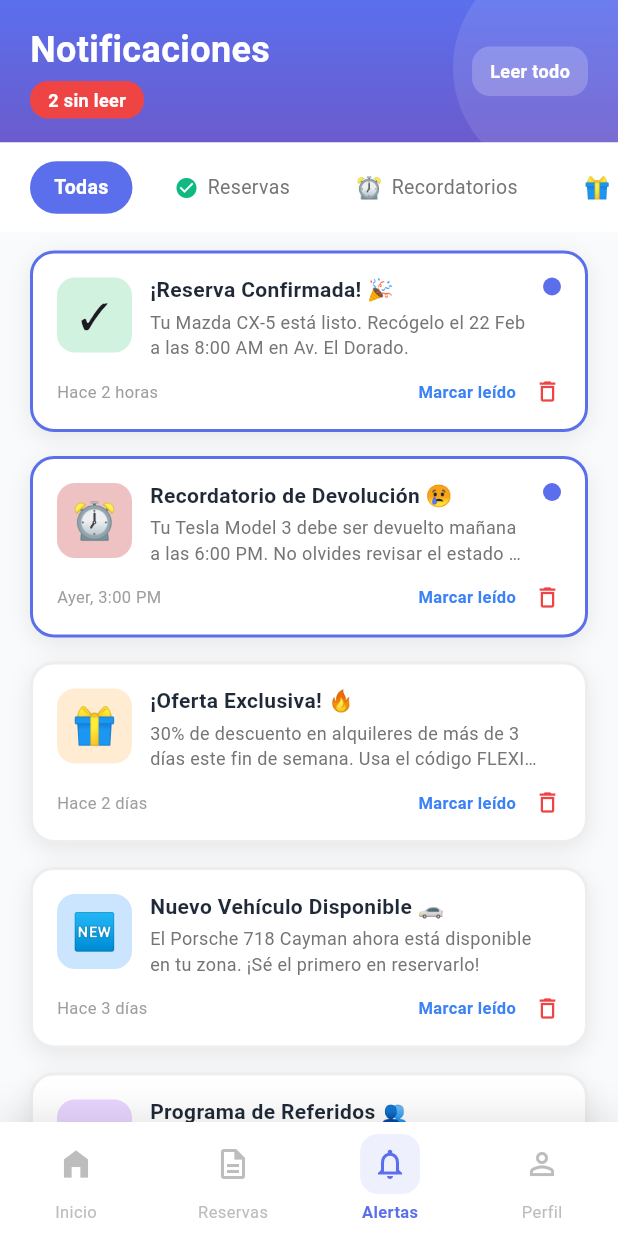
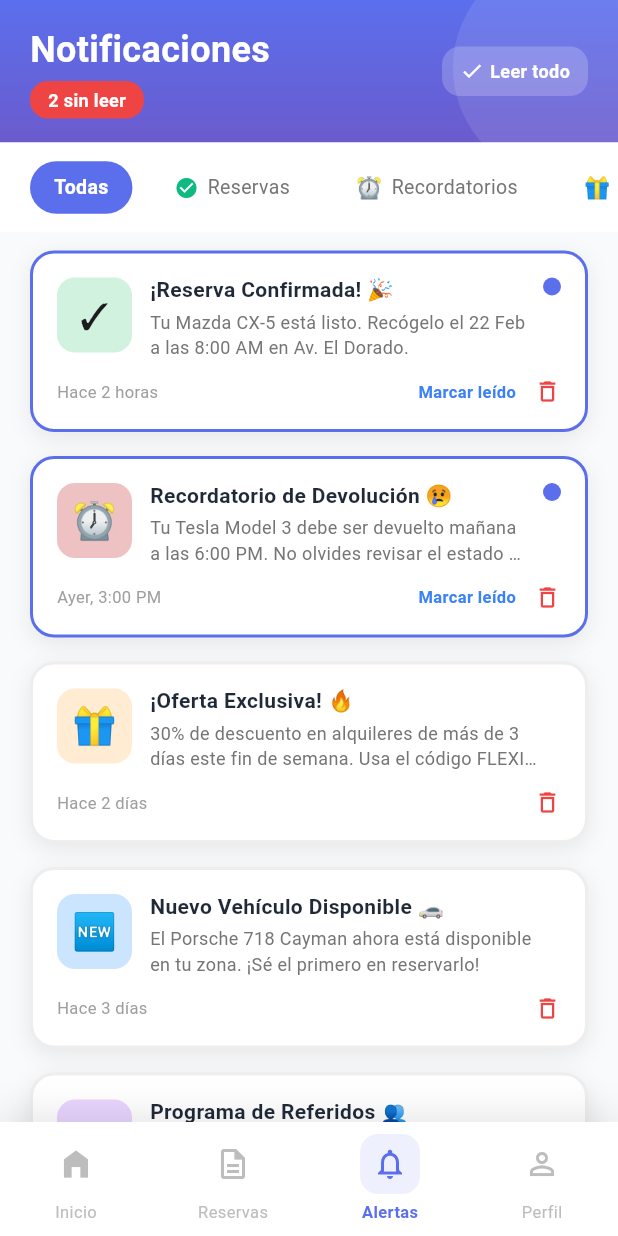
Before and after one commit to unknownusa-ai/FlexiDrive, a Flutter app: the NotificationsPage screen opened directly, on a phone screen of 412 x 824 dp. Run offline on Flutter 3.47's test engine with Material 3 defaults, Android fonts, the phone set to English and light mode, and no system bars; our stand-ins replace flutter_svg.

Commit message:
Botón leer todo habilitado

```diff
--- a/lib/presentation/pages/notifications/notifications_page.dart
+++ b/lib/presentation/pages/notifications/notifications_page.dart
@@ -1,4 +1,6 @@
 import 'package:flutter/material.dart';
+
+import 'widgets/chip_pestana_notificaciones.dart';
 
 class NotificationsPage extends StatefulWidget {
   const NotificationsPage({super.key});
@@ -11,6 +13,33 @@ class _NotificationsPageState extends State<NotificationsPage> {
   int _selectedIndex = 2; // Alertas tab selected
   String _selectedTab = 'Todas';
   int _unreadCount = 2;
+
+  void _markAllAsRead() {
+    setState(() {
+      for (var notification in notifications) {
+        notification['unread'] = false;
+      }
+      _unreadCount = 0;
+    });
+  }
+
+  void _markAsRead(Map<String, dynamic> notification) {
+    setState(() {
+      if (notification['unread'] == true) {
+        notification['unread'] = false;
+        _unreadCount = _unreadCount > 0 ? _unreadCount - 1 : 0;
+      }
+    });
+  }
+
+  void _deleteNotification(Map<String, dynamic> notification) {
+    setState(() {
+      if (notification['unread'] == true) {
+        _unreadCount = _unreadCount > 0 ? _unreadCount - 1 : 0;
+      }
+      notifications.remove(notification);
+    });
+  }
 
   // Sample notifications data
   final List<Map<String, dynamic>> notifications = [
@@ -135,6 +164,7 @@ class _NotificationsPageState extends State<NotificationsPage> {
                         ),
                       ),
                       SizedBox(height: 4),
+                      if (_unreadCount > 0)
                         Container(
                           padding:
                               EdgeInsets.symmetric(horizontal: 12, vertical: 4),
@@ -153,18 +183,34 @@ class _NotificationsPageState extends State<NotificationsPage> {
                         ),
                     ],
                   ),
-                  Container(
-                    padding: EdgeInsets.symmetric(horizontal: 12, vertical: 8),
+                  if (_unreadCount > 0)
+                    GestureDetector(
+                      onTap: _markAllAsRead,
+                      child: Container(
+                        padding:
+                            EdgeInsets.symmetric(horizontal: 12, vertical: 8),
                         decoration: BoxDecoration(
                           color: Colors.white.withOpacity(0.2),
                           borderRadius: BorderRadius.circular(12),
                         ),
-                    child: Text(
+                        child: Row(
+                          mainAxisSize: MainAxisSize.min,
+                          children: [
+                            Icon(
+                              Icons.check,
+                              color: Colors.white,
+                              size: 16,
+                            ),
+                            SizedBox(width: 4),
+                            Text(
                               'Leer todo',
                               style: TextStyle(
                                 color: Colors.white,
                                 fontSize: 12,
                                 fontWeight: FontWeight.w600,
+                              ),
+                            ),
+                          ],
                         ),
                       ),
                     ),
@@ -190,66 +236,43 @@ class _NotificationsPageState extends State<NotificationsPage> {
           children: tabs
               .map((tab) => Padding(
                     padding: EdgeInsets.only(right: 12),
-                    child: GestureDetector(
+                    child: ChipPestanaNotificaciones(
+                      label: tab,
+                      isSelected: _selectedTab == tab,
+                      leading: _buildTabLeading(tab),
                       onTap: () => setState(() => _selectedTab = tab),
-                      child: Container(
-                        padding:
-                            EdgeInsets.symmetric(horizontal: 16, vertical: 8),
-                        decoration: BoxDecoration(
-                          color: _selectedTab == tab
-                              ? Color(0xFF5B6FED)
-                              : Colors.transparent,
-                          borderRadius: BorderRadius.circular(20),
-                        ),
-                        child: Row(
-                          mainAxisSize: MainAxisSize.min,
-                          children: [
-                            if (tab == 'Reservas')
-                              Padding(
-                                padding: EdgeInsets.only(right: 6),
-                                child: Icon(
-                                  Icons.check_circle,
-                                  color: Color(0xFF10B981),
-                                  size: 16,
-                                ),
-                              ),
-                            if (tab == 'Recordatorios')
-                              Padding(
-                                padding: EdgeInsets.only(right: 6),
-                                child: Text(
-                                  '⏰',
-                                  style: TextStyle(fontSize: 14),
-                                ),
-                              ),
-                            if (tab == 'Promos')
-                              Padding(
-                                padding: EdgeInsets.only(right: 6),
-                                child: Text(
-                                  '🎁',
-                                  style: TextStyle(fontSize: 14),
-                                ),
-                              ),
-                            Text(
-                              tab,
-                              style: TextStyle(
-                                color: _selectedTab == tab
-                                    ? Colors.white
-                                    : Colors.grey.shade600,
-                                fontWeight: _selectedTab == tab
-                                    ? FontWeight.w600
-                                    : FontWeight.w400,
-                                fontSize: 13,
-                              ),
-                            ),
-                          ],
-                        ),
-                      ),
                     ),
                   ))
               .toList(),
         ),
       ),
     );
+  }
+
+  Widget? _buildTabLeading(String tab) {
+    if (tab == 'Reservas') {
+      return Icon(
+        Icons.check_circle,
+        color: Color(0xFF10B981),
+        size: 16,
+      );
+    }
+
+    if (tab == 'Recordatorios') {
+      return Text(
+        '⏰',
+        style: TextStyle(fontSize: 14),
+      );
+    }
+
+    if (tab == 'Promos') {
+      return Text(
+        '🎁',
+        style: TextStyle(fontSize: 14),
+      );
+    }
+
+    return null;
   }
 
   Widget _buildNotificationsList() {
@@ -390,8 +413,9 @@ class _NotificationsPageState extends State<NotificationsPage> {
                 ),
                 Row(
                   children: [
+                    if (notification['unread'])
                       GestureDetector(
-                      onTap: () {},
+                        onTap: () => _markAsRead(notification),
                         child: Text(
                           'Marcar leído',
                           style: TextStyle(
@@ -401,9 +425,9 @@ class _NotificationsPageState extends State<NotificationsPage> {
                           ),
                         ),
                       ),
-                    SizedBox(width: 12),
+                    if (notification['unread']) SizedBox(width: 12),
                     GestureDetector(
-                      onTap: () {},
+                      onTap: () => _deleteNotification(notification),
                       child: Icon(
                         Icons.delete_outline,
                         color: Color(0xFFEF4444),
--- /dev/null
+++ b/lib/presentation/pages/notifications/widgets/chip_pestana_notificaciones.dart
@@ -0,0 +1,48 @@
+import 'package:flutter/material.dart';
+
+// Widget reutilizable para cada pestaña de filtros en la pantalla de notificaciones.
+class ChipPestanaNotificaciones extends StatelessWidget {
+  const ChipPestanaNotificaciones({
+    super.key,
+    required this.label,
+    required this.isSelected,
+    required this.onTap,
+    this.leading,
+  });
+
+  final String label;
+  final bool isSelected;
+  final VoidCallback onTap;
+  final Widget? leading;
+
+  @override
+  Widget build(BuildContext context) {
+    return GestureDetector(
+      onTap: onTap,
+      child: Container(
+        padding: EdgeInsets.symmetric(horizontal: 16, vertical: 8),
+        decoration: BoxDecoration(
+          color: isSelected ? Color(0xFF5B6FED) : Colors.transparent,
+          borderRadius: BorderRadius.circular(20),
+        ),
+        child: Row(
+          mainAxisSize: MainAxisSize.min,
+          children: [
+            if (leading != null) ...[
+              leading!,
+              SizedBox(width: 6),
+            ],
+            Text(
+              label,
+              style: TextStyle(
+                color: isSelected ? Colors.white : Colors.grey.shade600,
+                fontWeight: isSelected ? FontWeight.w600 : FontWeight.w400,
+                fontSize: 13,
+              ),
+            ),
+          ],
+        ),
+      ),
+    );
+  }
+}
```
Lines whose indentation alone changed are shown as unchanged.
